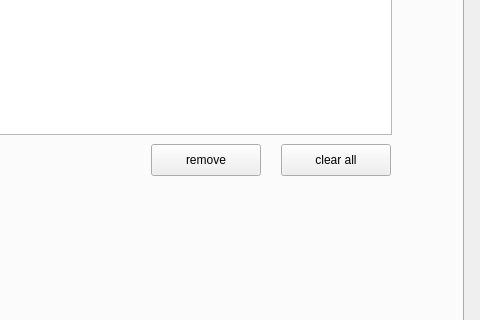
The window that phx_gui/scripts/gauge/layouts/gui_v1.ui (tum-phoenix/phx_quadrocopter_ros) describes before a commit, drawn with Qt 5; both pictures show x 822 to 1302 and y 242 to 562 of the 1302 by 730 pixel window.
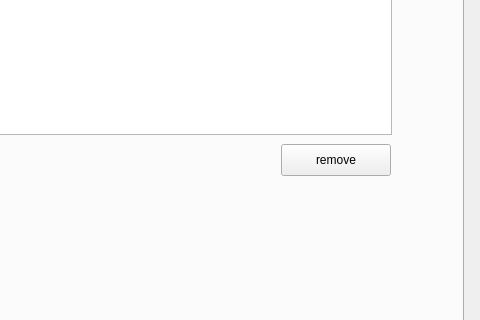
The same window after the commit. The open tabs and pages were chosen to show the change. Custom widgets are drawn as their Qt base class.

Commit message: better way point management in the gauge gui. now removing of waypoints is possible. management of gps_way_point_controller works

```diff
--- a/phx_gui/scripts/gauge/layouts/gui_v1.ui
+++ b/phx_gui/scripts/gauge/layouts/gui_v1.ui
@@ -3900,23 +3900,10 @@
           </property>
          </column>
         </widget>
-        <widget class="QPushButton" name="way_points_pushButton_clear_all">
-         <property name="geometry">
-          <rect>
-           <x>450</x>
-           <y>350</y>
-           <width>110</width>
-           <height>32</height>
-          </rect>
-         </property>
-         <property name="text">
-          <string>clear all</string>
-         </property>
-        </widget>
         <widget class="QPushButton" name="way_points_pushButton_remove">
          <property name="geometry">
           <rect>
-           <x>320</x>
+           <x>450</x>
            <y>350</y>
            <width>110</width>
            <height>32</height>
```
Left out of the diff: 15 changed lines with no effect on the pictures. The commit also changes 5 other files.
